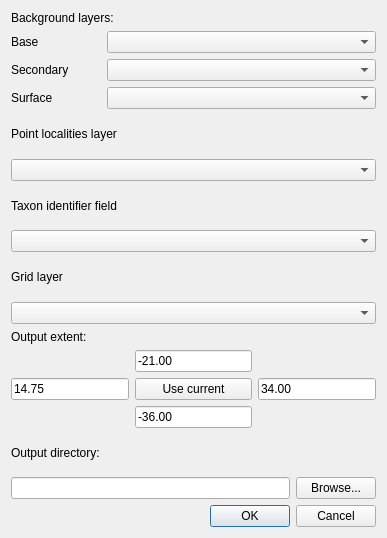
Qt form ui_distromap.ui (rudivs/DistroMap) before a commit.
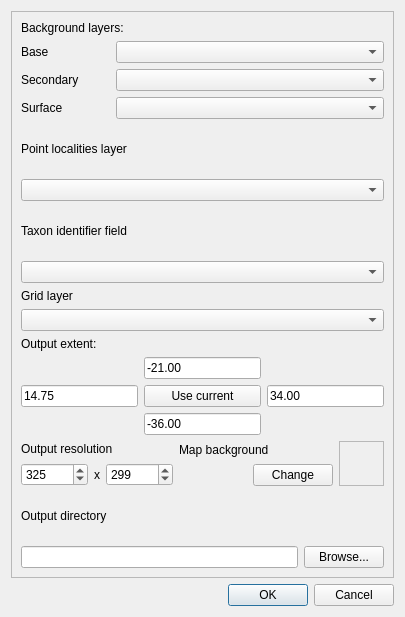
The same form after that commit.

Commit message: Added spin boxes for output resolution. Closes #6, also includes ui changes for #2.

The edit to the form file:
```diff
--- a/ui_distromap.ui
+++ b/ui_distromap.ui
@@ -6,8 +6,8 @@
    <rect>
     <x>0</x>
     <y>0</y>
-    <width>387</width>
-    <height>538</height>
+    <width>405</width>
+    <height>617</height>
    </rect>
   </property>
   <property name="windowTitle">
@@ -15,6 +15,212 @@
   </property>
   <layout class="QGridLayout" name="gridLayout_3">
    <item row="0" column="0">
+    <widget class="QScrollArea" name="scrollArea">
+     <property name="widgetResizable">
+      <bool>true</bool>
+     </property>
+     <widget class="QWidget" name="scrollAreaWidgetContents">
+      <property name="geometry">
+       <rect>
+        <x>0</x>
+        <y>0</y>
+        <width>399</width>
+        <height>562</height>
+       </rect>
+      </property>
+      <layout class="QGridLayout" name="gridLayout_6">
+       <item row="1" column="0">
+        <layout class="QVBoxLayout" name="verticalLayout">
+         <item>
+          <widget class="QLabel" name="label_5">
+           <property name="text">
+            <string>Point localities layer</string>
+           </property>
+          </widget>
+         </item>
+         <item>
+          <widget class="QComboBox" name="comboLocalities"/>
+         </item>
+        </layout>
+       </item>
+       <item row="4" column="0">
+        <layout class="QHBoxLayout" name="horizontalLayout_6">
+         <item>
+          <layout class="QVBoxLayout" name="verticalLayout_13">
+           <item>
+            <widget class="QLabel" name="label_19">
+             <property name="text">
+              <string>Output resolution</string>
+             </property>
+            </widget>
+           </item>
+           <item>
+            <layout class="QHBoxLayout" name="horizontalLayout_3">
+             <item>
+              <widget class="QSpinBox" name="spnOutWidth">
+               <property name="maximum">
+                <number>999999</number>
+               </property>
+               <property name="value">
+                <number>325</number>
+               </property>
+              </widget>
+             </item>
+             <item>
+              <widget class="QLabel" name="label_20">
+               <property name="text">
+                <string>x</string>
+               </property>
+               <property name="alignment">
+                <set>Qt::AlignCenter</set>
+               </property>
+              </widget>
+             </item>
+             <item>
+              <widget class="QSpinBox" name="spnOutHeight">
+               <property name="maximum">
+                <number>999999</number>
+               </property>
+               <property name="value">
+                <number>299</number>
+               </property>
+              </widget>
+             </item>
+            </layout>
+           </item>
+          </layout>
+         </item>
+         <item>
+          <layout class="QHBoxLayout" name="horizontalLayout_5">
+           <item>
+            <layout class="QVBoxLayout" name="verticalLayout_14">
+             <item>
+              <widget class="QLabel" name="label_21">
+               <property name="sizePolicy">
+                <sizepolicy hsizetype="Preferred" vsizetype="Preferred">
+                 <horstretch>0</horstretch>
+                 <verstretch>0</verstretch>
+                </sizepolicy>
+               </property>
+               <property name="text">
+                <string>Map background</string>
+               </property>
+              </widget>
+             </item>
+             <item>
+              <layout class="QHBoxLayout" name="horizontalLayout_4">
+               <item>
+                <spacer name="horizontalSpacer">
+                 <property name="orientation">
+                  <enum>Qt::Horizontal</enum>
+                 </property>
+                 <property name="sizeHint" stdset="0">
+                  <size>
+                   <width>40</width>
+                   <height>20</height>
+                  </size>
+                 </property>
+                </spacer>
+               </item>
+               <item>
+                <widget class="QPushButton" name="btnColour">
+                 <property name="sizePolicy">
+                  <sizepolicy hsizetype="Expanding" vsizetype="Fixed">
+                   <horstretch>0</horstretch>
+                   <verstretch>0</verstretch>
+                  </sizepolicy>
+                 </property>
+                 <property name="text">
+                  <string>Change</string>
+                 </property>
+                </widget>
+               </item>
+              </layout>
+             </item>
+            </layout>
+           </item>
+           <item>
+            <widget class="QFrame" name="frmColour">
+             <property name="sizePolicy">
+              <sizepolicy hsizetype="Fixed" vsizetype="Fixed">
+               <horstretch>0</horstretch>
+               <verstretch>0</verstretch>
+              </sizepolicy>
+             </property>
+             <property name="minimumSize">
+              <size>
+               <width>45</width>
+               <height>45</height>
+              </size>
+             </property>
+             <property name="sizeIncrement">
+              <size>
+               <width>1</width>
+               <height>1</height>
+              </size>
+             </property>
+             <property name="baseSize">
+              <size>
+               <width>0</width>
+               <height>0</height>
+              </size>
+             </property>
+             <property name="frameShape">
+              <enum>QFrame::StyledPanel</enum>
+             </property>
+             <property name="frameShadow">
+              <enum>QFrame::Raised</enum>
+             </property>
+            </widget>
+           </item>
+          </layout>
+         </item>
+        </layout>
+       </item>
+       <item row="2" column="0">
+        <layout class="QVBoxLayout" name="verticalLayout_2">
+         <item>
+          <widget class="QLabel" name="label_6">
+           <property name="text">
+            <string>Taxon identifier field</string>
+           </property>
+          </widget>
+         </item>
+         <item>
+          <widget class="QComboBox" name="comboTaxonField"/>
+         </item>
+        </layout>
+       </item>
+       <item row="5" column="0">
+        <layout class="QVBoxLayout" name="verticalLayout_5">
+         <item>
+          <widget class="QLabel" name="label_9">
+           <property name="text">
+            <string>Output directory</string>
+           </property>
+          </widget>
+         </item>
+         <item>
+          <layout class="QHBoxLayout" name="horizontalLayout">
+           <item>
+            <widget class="QLineEdit" name="leOutDir">
+             <property name="placeholderText">
+              <string/>
+             </property>
+            </widget>
+           </item>
+           <item>
+            <widget class="QPushButton" name="btnBrowse">
+             <property name="text">
+              <string>Browse...</string>
+             </property>
+            </widget>
+           </item>
+          </layout>
+         </item>
+        </layout>
+       </item>
+       <item row="0" column="0">
     <layout class="QVBoxLayout" name="verticalLayout_6">
      <item>
       <widget class="QLabel" name="label">
@@ -59,34 +265,6 @@
      </item>
     </layout>
    </item>
-   <item row="1" column="0">
-    <layout class="QVBoxLayout" name="verticalLayout">
-     <item>
-      <widget class="QLabel" name="label_5">
-       <property name="text">
-        <string>Point localities layer</string>
-       </property>
-      </widget>
-     </item>
-     <item>
-      <widget class="QComboBox" name="comboLocalities"/>
-     </item>
-    </layout>
-   </item>
-   <item row="2" column="0">
-    <layout class="QVBoxLayout" name="verticalLayout_2">
-     <item>
-      <widget class="QLabel" name="label_6">
-       <property name="text">
-        <string>Taxon identifier field</string>
-       </property>
-      </widget>
-     </item>
-     <item>
-      <widget class="QComboBox" name="comboTaxonField"/>
-     </item>
-    </layout>
-   </item>
    <item row="3" column="0">
     <layout class="QVBoxLayout" name="verticalLayout_3">
      <item>
@@ -99,9 +277,7 @@
      <item>
       <widget class="QComboBox" name="comboGrid"/>
      </item>
-    </layout>
-   </item>
-   <item row="4" column="0">
+         <item>
     <layout class="QVBoxLayout" name="verticalLayout_4">
      <item>
       <widget class="QLabel" name="label_8">
@@ -151,36 +327,27 @@
      </item>
     </layout>
    </item>
-   <item row="5" column="0">
-    <layout class="QVBoxLayout" name="verticalLayout_5">
-     <item>
-      <widget class="QLabel" name="label_9">
-       <property name="text">
-        <string>Output directory:</string>
-       </property>
-      </widget>
-     </item>
-     <item>
-      <layout class="QHBoxLayout" name="horizontalLayout">
-       <item>
-        <widget class="QLineEdit" name="leOutDir">
-         <property name="placeholderText">
-          <string/>
-         </property>
-        </widget>
-       </item>
-       <item>
-        <widget class="QPushButton" name="btnBrowse">
-         <property name="text">
-          <string>Browse...</string>
-         </property>
-        </widget>
-       </item>
-      </layout>
-     </item>
-    </layout>
-   </item>
-   <item row="6" column="0">
+        </layout>
+       </item>
+      </layout>
+      <zorder></zorder>
+      <zorder></zorder>
+      <zorder></zorder>
+      <zorder></zorder>
+      <zorder></zorder>
+      <zorder></zorder>
+      <zorder>label_19</zorder>
+      <zorder>leOutWidth</zorder>
+      <zorder>label_20</zorder>
+      <zorder>leOutHeight</zorder>
+      <zorder>label_21</zorder>
+      <zorder>frmColour</zorder>
+      <zorder>btnColour</zorder>
+      <zorder>horizontalSpacer</zorder>
+     </widget>
+    </widget>
+   </item>
+   <item row="2" column="0">
     <widget class="QDialogButtonBox" name="buttonBox">
      <property name="orientation">
       <enum>Qt::Horizontal</enum>
```
Lines whose indentation alone changed are shown as unchanged. The commit also changes 2 other files.
